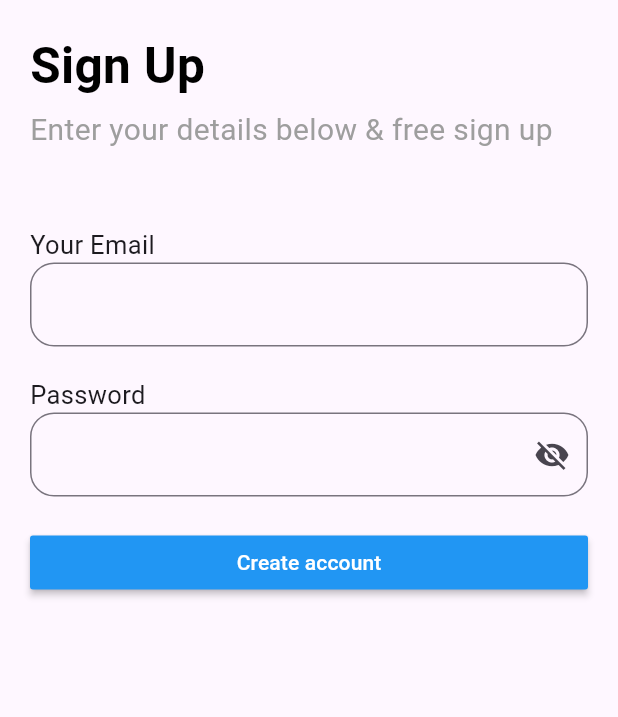
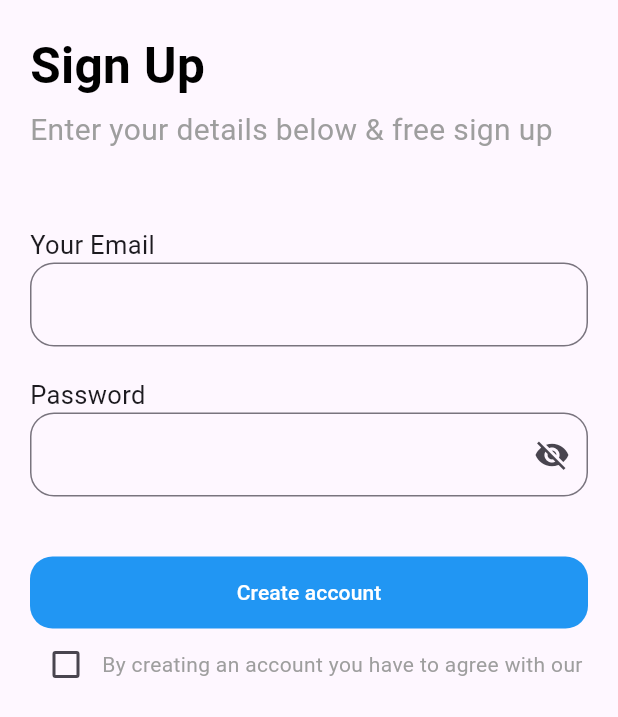
Before and after one commit to Ghada-Mohamed-Khalaf/App_Design, a Flutter app: the SignUp screen opened directly, on a phone screen of 412 x 824 dp. Shown: the top 717 px of the screen. Run offline on Flutter 3.47's test engine with Material 3 defaults, Android fonts, the phone set to English and light mode, and no system bars; our stand-ins replace introduction_screen.

Commit message:
add a checkbox and row

```diff
--- a/lib/views/sign_up.dart
+++ b/lib/views/sign_up.dart
@@ -1,3 +1,4 @@
+import 'package:flutter/cupertino.dart';
 import 'package:flutter/material.dart';
 
 class SignUp extends StatelessWidget {
@@ -5,6 +6,7 @@ class SignUp extends StatelessWidget {
 
   @override
   Widget build(BuildContext context) {
+    bool status = false ;
     return Scaffold(
       body: SafeArea(
         child: Padding(
@@ -65,15 +67,38 @@ class SignUp extends StatelessWidget {
                 ),
               ),
               SizedBox(
-                height: 20,
+                height: 40,
               ),
               Container(
+                decoration: BoxDecoration(
+                  color: Colors.blue,
+                  borderRadius: BorderRadius.circular(15)
+                ),
                 width: double.infinity,
                   child: MaterialButton(
+
                 onPressed: () {},
                 child: const Text("Create account",style: TextStyle(color: Colors.white),),
-                color: Colors.blue,
-              ))
+
+              )),
+              SingleChildScrollView(
+                scrollDirection: Axis.horizontal,
+                child: Row(children: [ Checkbox(activeColor: Colors.blue,
+
+                    value: status,
+                    onChanged: (val) {}
+                   ),
+                  Text("By creating an account you have to agree with our them & condication.",maxLines: 2,style: TextStyle(color: Colors.grey),)
+
+
+
+
+
+
+                ],
+
+                ),
+              ),
             ],
           ),
         ),
```
